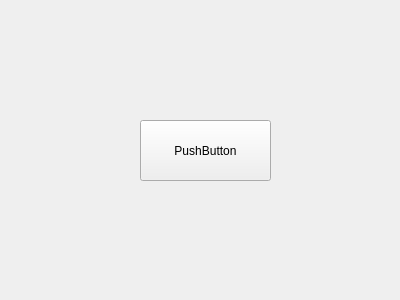
Qt form mainwindow.ui (chenghaopeng/Cputroller) before a commit.
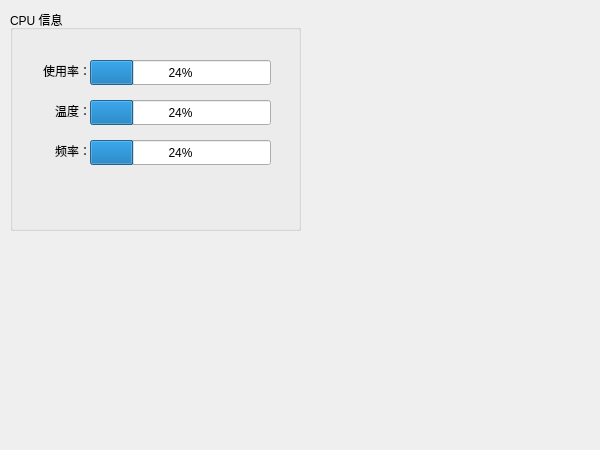
The same form after that commit.

The edit to the form file:
```diff
--- a/mainwindow.ui
+++ b/mainwindow.ui
@@ -6,26 +6,131 @@
    <rect>
     <x>0</x>
     <y>0</y>
-    <width>400</width>
-    <height>300</height>
+    <width>600</width>
+    <height>450</height>
    </rect>
   </property>
+  <property name="minimumSize">
+   <size>
+    <width>600</width>
+    <height>450</height>
+   </size>
+  </property>
+  <property name="maximumSize">
+   <size>
+    <width>600</width>
+    <height>450</height>
+   </size>
+  </property>
   <property name="windowTitle">
-   <string>MainWindow</string>
+   <string>Cputroller</string>
+  </property>
+  <property name="autoFillBackground">
+   <bool>false</bool>
+  </property>
+  <property name="styleSheet">
+   <string notr="true"/>
   </property>
   <widget class="QWidget" name="centralWidget">
-   <widget class="QPushButton" name="pushButton">
+   <widget class="QGroupBox" name="groupBox">
     <property name="geometry">
      <rect>
-      <x>140</x>
-      <y>120</y>
-      <width>131</width>
-      <height>61</height>
+      <x>10</x>
+      <y>10</y>
+      <width>291</width>
+      <height>221</height>
      </rect>
     </property>
-    <property name="text">
-     <string>PushButton</string>
+    <property name="title">
+     <string>CPU 信息</string>
     </property>
+    <widget class="QLabel" name="label">
+     <property name="geometry">
+      <rect>
+       <x>20</x>
+       <y>49</y>
+       <width>61</width>
+       <height>23</height>
+      </rect>
+     </property>
+     <property name="text">
+      <string>使用率：</string>
+     </property>
+     <property name="alignment">
+      <set>Qt::AlignRight|Qt::AlignTrailing|Qt::AlignVCenter</set>
+     </property>
+    </widget>
+    <widget class="QProgressBar" name="progressBar">
+     <property name="geometry">
+      <rect>
+       <x>80</x>
+       <y>50</y>
+       <width>181</width>
+       <height>25</height>
+      </rect>
+     </property>
+     <property name="value">
+      <number>24</number>
+     </property>
+    </widget>
+    <widget class="QLabel" name="label_2">
+     <property name="geometry">
+      <rect>
+       <x>20</x>
+       <y>89</y>
+       <width>61</width>
+       <height>23</height>
+      </rect>
+     </property>
+     <property name="text">
+      <string>温度：</string>
+     </property>
+     <property name="alignment">
+      <set>Qt::AlignRight|Qt::AlignTrailing|Qt::AlignVCenter</set>
+     </property>
+    </widget>
+    <widget class="QProgressBar" name="progressBar_2">
+     <property name="geometry">
+      <rect>
+       <x>80</x>
+       <y>90</y>
+       <width>181</width>
+       <height>25</height>
+      </rect>
+     </property>
+     <property name="value">
+      <number>24</number>
+     </property>
+    </widget>
+    <widget class="QLabel" name="label_3">
+     <property name="geometry">
+      <rect>
+       <x>20</x>
+       <y>129</y>
+       <width>61</width>
+       <height>23</height>
+      </rect>
+     </property>
+     <property name="text">
+      <string>频率：</string>
+     </property>
+     <property name="alignment">
+      <set>Qt::AlignRight|Qt::AlignTrailing|Qt::AlignVCenter</set>
+     </property>
+    </widget>
+    <widget class="QProgressBar" name="progressBar_3">
+     <property name="geometry">
+      <rect>
+       <x>80</x>
+       <y>130</y>
+       <width>181</width>
+       <height>25</height>
+      </rect>
+     </property>
+     <property name="value">
+      <number>24</number>
+     </property>
+    </widget>
    </widget>
   </widget>
  </widget>
```
